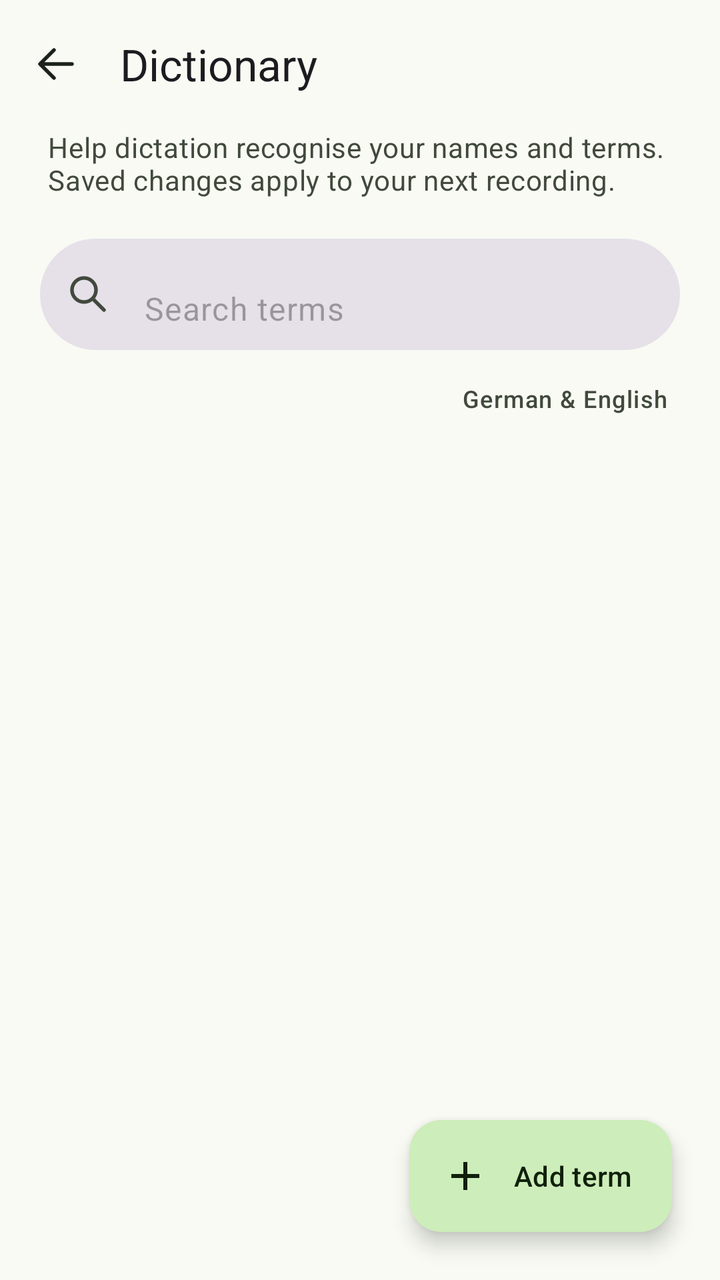
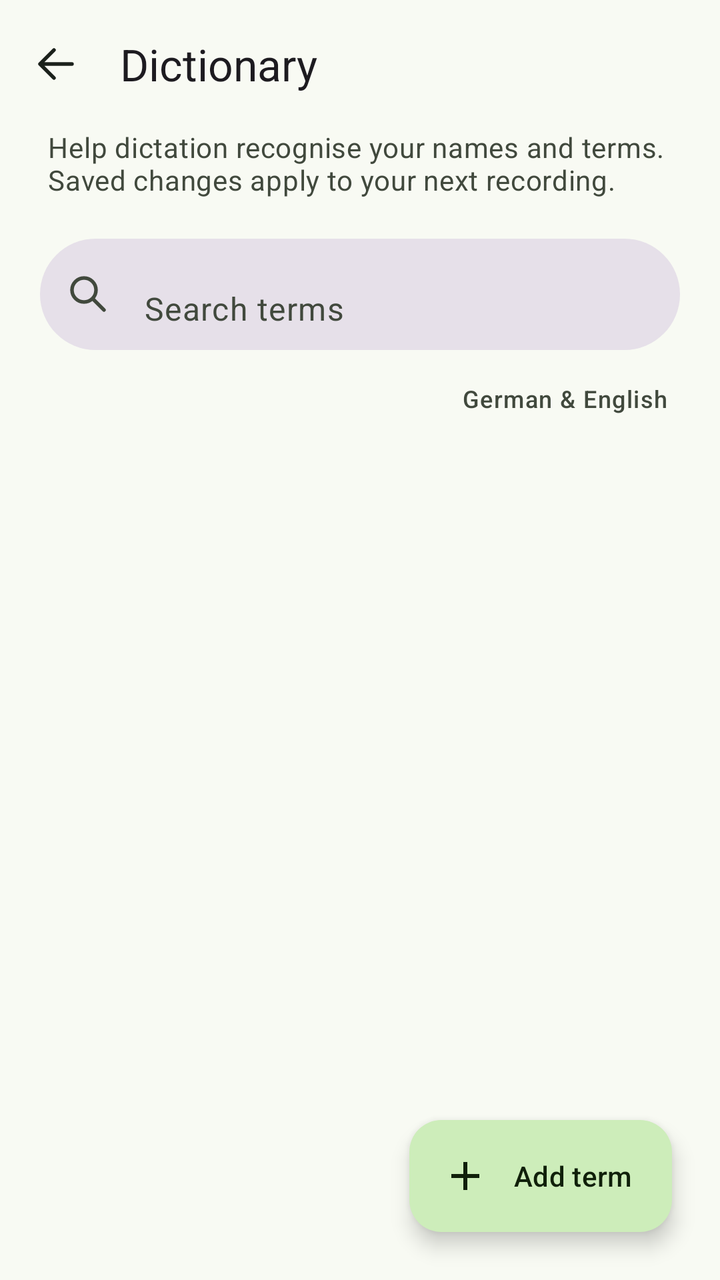

Screens rendered from an Android XML layout before and after an edit, with the pre-edit source and the edit as a unified diff.
<!-- AndroidManifest.xml: activity theme Theme.Dictation.Settings -->
<!-- res/layout/dictionary.xml -->
<androidx.coordinatorlayout.widget.CoordinatorLayout xmlns:android="http://schemas.android.com/apk/res/android"
    xmlns:app="http://schemas.android.com/apk/res-auto" android:id="@+id/dictionary_root"
    android:layout_width="match_parent" android:layout_height="match_parent" android:background="?attr/colorSurface">
    <LinearLayout android:layout_width="match_parent" android:layout_height="match_parent" android:orientation="vertical">
        <com.google.android.material.appbar.MaterialToolbar android:id="@+id/dictionary_toolbar"
            android:layout_width="match_parent" android:layout_height="wrap_content" android:minHeight="64dp"
            app:title="@string/dictionary_title" app:navigationIcon="@drawable/ic_dictionary_back" app:navigationIconTint="?attr/colorOnSurface" app:navigationContentDescription="@string/dictionary_back" />
        <TextView android:layout_width="match_parent" android:layout_height="wrap_content"
            android:layout_marginHorizontal="24dp" android:layout_marginBottom="20dp"
            android:text="@string/dictionary_explanation" android:textAppearance="?attr/textAppearanceBodyMedium" android:textColor="?attr/colorOnSurfaceVariant" />
        <com.google.android.material.textfield.TextInputLayout android:layout_width="match_parent" android:layout_height="wrap_content"
            android:layout_marginHorizontal="20dp" android:layout_marginBottom="16dp" app:hintEnabled="false"
            app:boxCornerRadiusTopStart="28dp" app:boxCornerRadiusTopEnd="28dp" app:boxCornerRadiusBottomStart="28dp" app:boxCornerRadiusBottomEnd="28dp"
            style="@style/Widget.Material3.TextInputLayout.FilledBox" app:endIconMode="clear_text"
            app:boxStrokeWidth="0dp" app:boxStrokeWidthFocused="0dp" app:startIconDrawable="@drawable/ic_dictionary_search">
            <com.google.android.material.textfield.TextInputEditText android:id="@+id/dictionary_search" android:layout_width="match_parent" android:layout_height="wrap_content"
                android:hint="@string/dictionary_search" android:inputType="text" android:imeOptions="actionSearch|flagNoPersonalizedLearning" android:maxLines="1" android:singleLine="true" android:importantForAutofill="no" />
        </com.google.android.material.textfield.TextInputLayout>
        <LinearLayout android:layout_width="match_parent" android:layout_height="wrap_content" android:paddingHorizontal="26dp" android:paddingBottom="8dp" android:gravity="center_vertical">
            <TextView android:id="@+id/dictionary_count" android:layout_width="0dp" android:layout_weight="1" android:layout_height="wrap_content" android:textAppearance="?attr/textAppearanceLabelMedium" android:textColor="?attr/colorOnSurfaceVariant" />
            <TextView android:layout_width="wrap_content" android:layout_height="wrap_content" android:text="@string/dictionary_languages" android:textAppearance="?attr/textAppearanceLabelMedium" android:textColor="?attr/colorOnSurfaceVariant" />
        </LinearLayout>
        <TextView android:id="@+id/dictionary_state" android:layout_width="match_parent" android:layout_height="wrap_content" android:padding="24dp"
            android:textAppearance="?attr/textAppearanceBodyMedium" android:accessibilityLiveRegion="polite" android:visibility="gone" />
        <androidx.recyclerview.widget.RecyclerView android:id="@+id/dictionary_list" android:layout_width="match_parent" android:layout_height="0dp" android:layout_weight="1"
            android:paddingHorizontal="16dp" android:paddingBottom="104dp" android:clipToPadding="false" />
    </LinearLayout>
    <com.google.android.material.floatingactionbutton.ExtendedFloatingActionButton android:id="@+id/dictionary_add"
        android:layout_width="wrap_content" android:layout_height="wrap_content" android:layout_gravity="bottom|end" android:layout_margin="24dp"
        android:text="@string/dictionary_add" app:icon="@drawable/ic_dictionary_add" />
</androidx.coordinatorlayout.widget.CoordinatorLayout>
<!-- resources referenced by this layout -->
<resources>
  <!-- drawable ic_dictionary_add (drawable) -->
  <vector xmlns:android="http://schemas.android.com/apk/res/android" android:width="24dp" android:height="24dp" android:viewportWidth="24" android:viewportHeight="24">
      <path android:fillColor="#000000" android:pathData="M11,5h2v6h6v2h-6v6h-2v-6H5v-2h6z" />
  </vector>
  <!-- drawable ic_dictionary_back (drawable) -->
  <vector xmlns:android="http://schemas.android.com/apk/res/android" android:width="24dp" android:height="24dp" android:viewportWidth="24" android:viewportHeight="24">
      <path android:fillColor="#00000000" android:strokeColor="#000000" android:strokeWidth="1.8" android:strokeLineCap="round" android:strokeLineJoin="round" android:pathData="M20,12H4M11,5l-7,7 7,7" />
  </vector>
  <!-- drawable ic_dictionary_search (drawable) -->
  <vector xmlns:android="http://schemas.android.com/apk/res/android" android:width="24dp" android:height="24dp" android:viewportWidth="24" android:viewportHeight="24">
      <path android:fillColor="#00000000" android:strokeColor="#000000" android:strokeWidth="1.8" android:strokeLineCap="round" android:pathData="M16,10a6,6 0,1 1,-12 0a6,6 0,1 1,12 0M14.5,14.5L20,20" />
  </vector>
  <string name="dictionary_add">Add term</string>
  <string name="dictionary_back">Back to Settings</string>
  <string name="dictionary_explanation">Help dictation recognise your names and terms.\nSaved changes apply to your next recording.</string>
  <string name="dictionary_languages">German &amp; English</string>
  <string name="dictionary_search">Search terms</string>
  <string name="dictionary_title">Dictionary</string>
  <style name="Theme.Dictation.Settings" parent="Theme.Material3.DayNight.NoActionBar">
          <item name="colorPrimary">@color/dictionary_primary</item>
          <item name="colorOnPrimary">@color/dictionary_on_primary</item>
          <item name="colorPrimaryContainer">@color/dictionary_primary_container</item>
          <item name="colorOnPrimaryContainer">@color/dictionary_on_primary_container</item>
          <item name="android:colorBackground">@color/dictionary_surface</item>
          <item name="colorSurface">@color/dictionary_surface</item>
          <item name="colorOnSurface">@color/dictionary_on_surface</item>
          <item name="colorSurfaceVariant">@color/dictionary_surface_variant</item>
          <item name="colorOnSurfaceVariant">@color/dictionary_on_surface_variant</item>
          <item name="colorOutline">@color/dictionary_outline</item>
          <item name="android:windowLightStatusBar">@bool/settings_light_bars</item>
          <item name="android:windowLightNavigationBar">@bool/settings_light_bars</item>
          <item name="android:windowSoftInputMode">adjustResize</item>
      </style>
  <color name="dictionary_primary">#426B32</color>
  <color name="dictionary_on_primary">#FFFFFF</color>
  <color name="dictionary_primary_container">#CDEDBA</color>
  <color name="dictionary_on_primary_container">#10200A</color>
  <color name="dictionary_surface">#F8FAF3</color>
  <color name="dictionary_on_surface">#1B211B</color>
  <color name="dictionary_surface_variant">#E1E7DB</color>
  <color name="dictionary_on_surface_variant">#41493D</color>
  <color name="dictionary_outline">#71796B</color>
</resources>

<!-- the commit's change to res/layout/dictionary.xml (unified diff, before → after) -->
@@ -14,7 +14,7 @@
             style="@style/Widget.Material3.TextInputLayout.FilledBox" app:endIconMode="clear_text"
             app:boxStrokeWidth="0dp" app:boxStrokeWidthFocused="0dp" app:startIconDrawable="@drawable/ic_dictionary_search">
             <com.google.android.material.textfield.TextInputEditText android:id="@+id/dictionary_search" android:layout_width="match_parent" android:layout_height="wrap_content"
-                android:hint="@string/dictionary_search" android:inputType="text" android:imeOptions="actionSearch|flagNoPersonalizedLearning" android:maxLines="1" android:singleLine="true" android:importantForAutofill="no" />
+                android:hint="@string/dictionary_search" android:textColorHint="?attr/colorOnSurfaceVariant" android:inputType="text" android:imeOptions="actionSearch|flagNoPersonalizedLearning" android:maxLines="1" android:singleLine="true" android:importantForAutofill="no" />
         </com.google.android.material.textfield.TextInputLayout>
         <LinearLayout android:layout_width="match_parent" android:layout_height="wrap_content" android:paddingHorizontal="26dp" android:paddingBottom="8dp" android:gravity="center_vertical">
             <TextView android:id="@+id/dictionary_count" android:layout_width="0dp" android:layout_weight="1" android:layout_height="wrap_content" android:textAppearance="?attr/textAppearanceLabelMedium" android:textColor="?attr/colorOnSurfaceVariant" />
